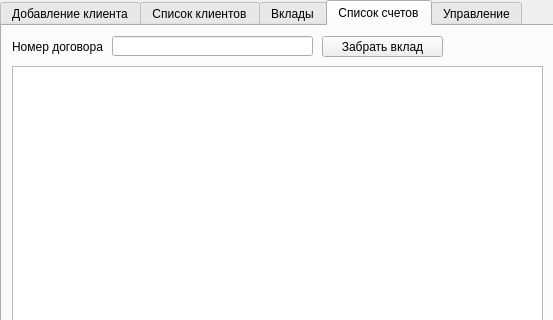
Before: the Qt Designer form window_view/window.ui in Abvbobko/piris, drawn with Qt 5; both pictures show x 0 to 553 and y 0 to 320 of the 553 by 586 pixel window.
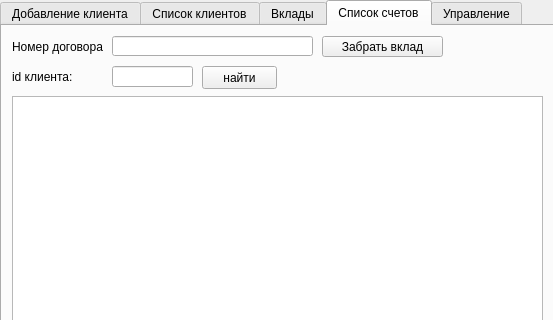
After: the same form once the commit is applied. The open tabs and pages were chosen to show the change.

Commit message: Add search accounts by client id and fix bug with account_id

What changed in the file:
```diff
--- a/window_view/window.ui
+++ b/window_view/window.ui
@@ -1080,9 +1080,9 @@
       <property name="geometry">
        <rect>
         <x>10</x>
-        <y>40</y>
+        <y>70</y>
         <width>531</width>
-        <height>501</height>
+        <height>471</height>
        </rect>
       </property>
      </widget>
@@ -1122,6 +1122,42 @@
        <string>Забрать вклад</string>
       </property>
      </widget>
+     <widget class="QLabel" name="deposit_client_id_label">
+      <property name="geometry">
+       <rect>
+        <x>10</x>
+        <y>35</y>
+        <width>61</width>
+        <height>31</height>
+       </rect>
+      </property>
+      <property name="text">
+       <string>id клиента:</string>
+      </property>
+     </widget>
+     <widget class="QLineEdit" name="deposit_client_id_edit">
+      <property name="geometry">
+       <rect>
+        <x>110</x>
+        <y>40</y>
+        <width>81</width>
+        <height>21</height>
+       </rect>
+      </property>
+     </widget>
+     <widget class="QPushButton" name="find_accounts_button">
+      <property name="geometry">
+       <rect>
+        <x>200</x>
+        <y>40</y>
+        <width>75</width>
+        <height>23</height>
+       </rect>
+      </property>
+      <property name="text">
+       <string>найти</string>
+      </property>
+     </widget>
     </widget>
     <widget class="QWidget" name="administration_tab">
      <attribute name="title">
```
Left out of the diff: 2 changed lines with no effect on the pictures. The commit also changes 6 other files.
